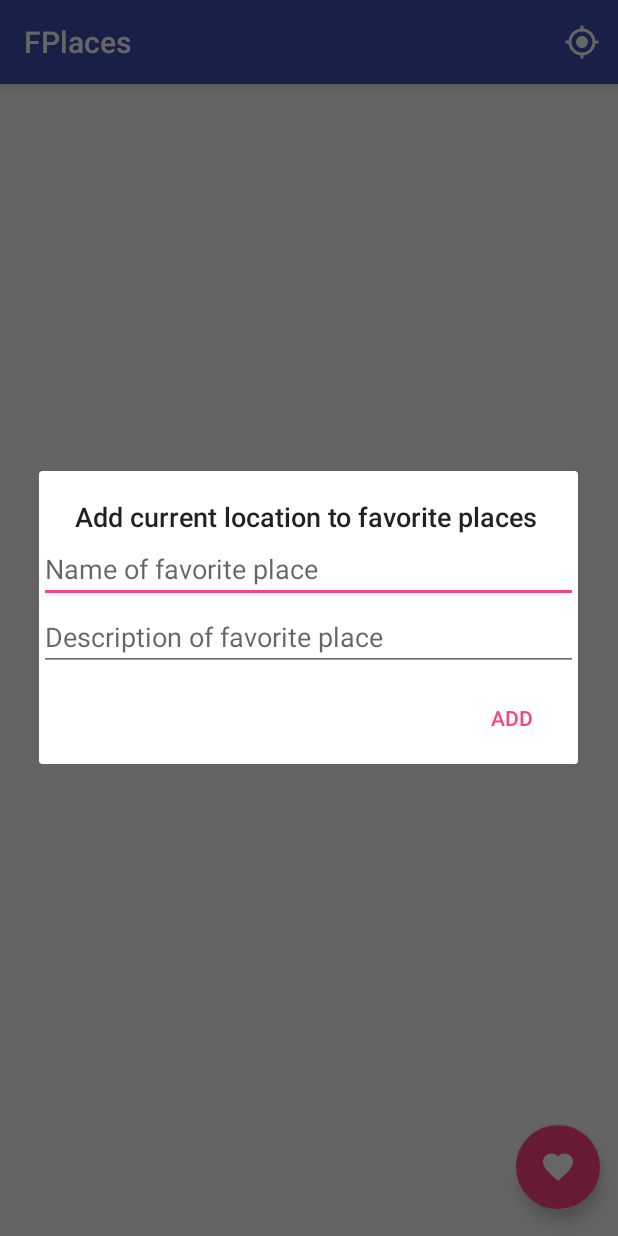
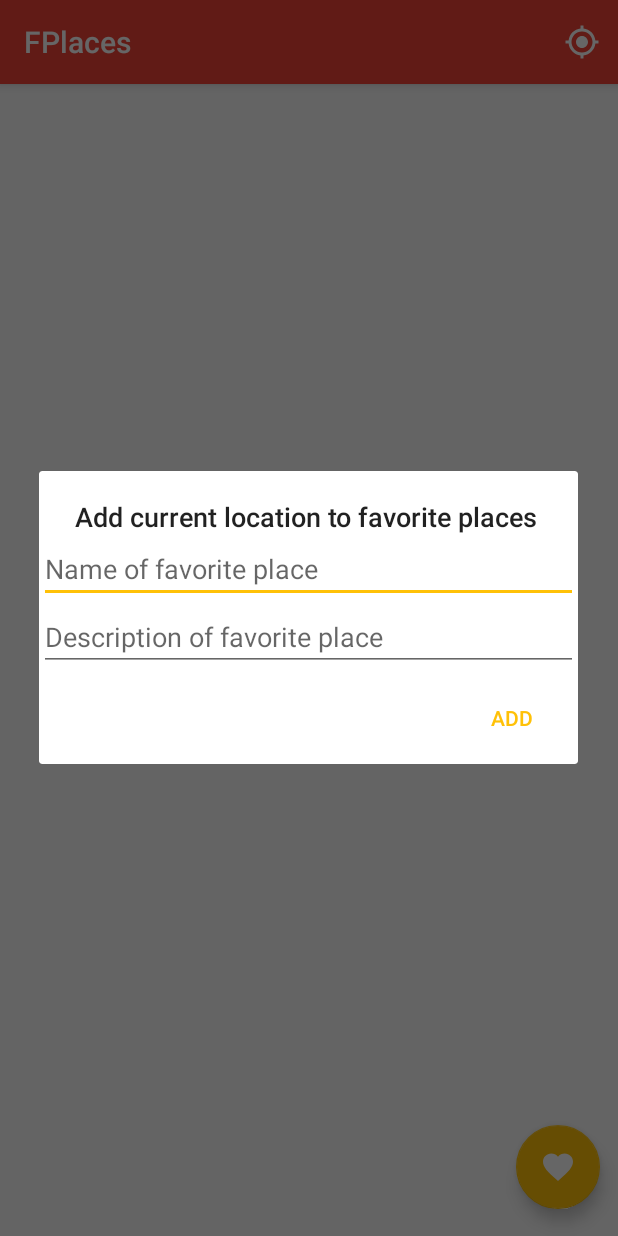
Before and after one commit to mkalenicz/fplaces, an Android app: the screen it shows after launch (MainActivity), after a tap on an icon or button, on a phone screen of 412 x 824 dp. Run offline under Robolectric (Android 15) with nearby library versions, the phone set to English and light mode, and no system bars; libraries missing offline, so code that uses them is left out: io.realm; 4 statements that could not run were skipped.

Commit message:
changed app colors, still there is no refresh realm and adapter

```diff
--- a/app/src/main/res/values/colors.xml
+++ b/app/src/main/res/values/colors.xml
@@ -1,7 +1,8 @@
 <?xml version="1.0" encoding="utf-8"?>
 <resources>
-    <color name="colorPrimary">#3F51B5</color>
-    <color name="colorPrimaryDark">#303F9F</color>
-    <color name="colorAccent">#FF4081</color>
-    <color name="colorAccentDark">#930334</color>
+    <color name="colorPrimary">#F44336</color>
+    <color name="colorPrimaryDark">#D32F2F</color>
+    <color name="colorAccent">#FFC107</color>
+    <color name="colorAccentDark">#ff8f07</color>
+
 </resources>
```
